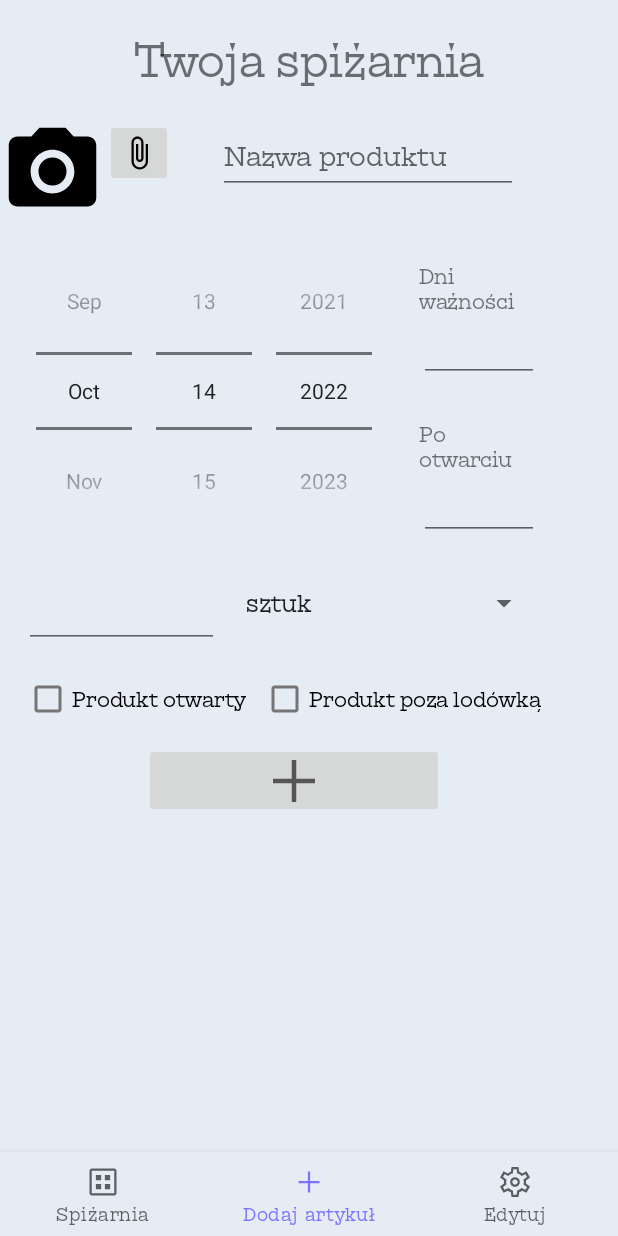
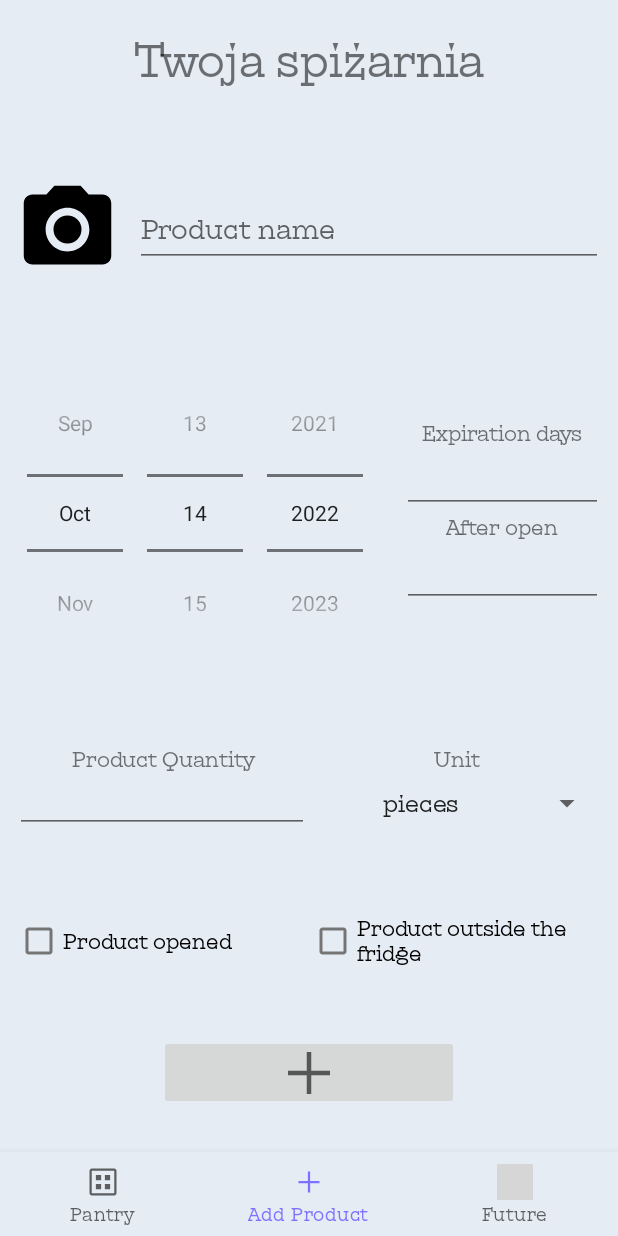
Before and after one commit to TiEmKej/virtual-pantry, an Android app: the screen it shows after launch (MainActivity), item 2 of the bottom bar chosen, on a phone screen of 412 x 824 dp. Run offline under Robolectric (Android 15) with nearby library versions, the phone set to English and light mode, and no system bars; 3 statements that could not run were skipped; grey boxes are pictures that could not be loaded.

Commit message:
UI Update + language support for Polish and English

```diff
--- a/virtual-pantry-app/app/src/main/res/layout/fragment_add.xml
+++ b/virtual-pantry-app/app/src/main/res/layout/fragment_add.xml
@@ -5,142 +5,211 @@
     android:layout_width="match_parent"
     android:layout_height="match_parent"
     tools:context=".fragments.FragmentAdd"
-    android:layout_marginLeft="30dp"
-    android:layout_marginTop="20dp"
+    >
 
-    >
+    <androidx.constraintlayout.widget.ConstraintLayout
+        android:id="@+id/layout1"
+        android:layout_width="match_parent"
+        android:layout_height="wrap_content"
+        app:layout_constraintTop_toTopOf="parent"
+        app:layout_constraintLeft_toLeftOf="parent"
+        app:layout_constraintRight_toRightOf="parent"
+        app:layout_constraintBottom_toTopOf="@id/layout2"
+        android:padding="10dp">
 
         <ImageView
             android:id="@+id/take_photo"
             android:layout_width="70dp"
             android:layout_height="70dp"
-        app:layout_constraintLeft_toLeftOf="parent"
+            tools:srcCompat="@drawable/product1"
             app:layout_constraintTop_toTopOf="parent"
-        tools:srcCompat="@drawable/product1"/>
+            app:layout_constraintLeft_toLeftOf="parent"/>
 
         <EditText
             android:id="@+id/product_name"
-            android:layout_width="200dp"
+            android:layout_width="0dp"
             android:layout_height="50dp"
+            android:layout_marginLeft="10dp"
             android:text=""
-            android:hint="Nazwa produktu"
-            android:layout_marginLeft="30dp"
-            app:layout_constraintLeft_toRightOf="@id/add_product_attach_photo_button"
-            app:layout_constraintTop_toTopOf="@id/take_photo"
-            />
+            android:ems="10"
+            android:hint="@string/fa_et_product_name_hint"
+            app:layout_constraintTop_toTopOf="parent"
+            app:layout_constraintLeft_toRightOf="@id/take_photo"
+            app:layout_constraintRight_toRightOf="parent"
+            app:layout_constraintBottom_toBottomOf="parent"/>
 
-        <TextView
-            android:id="@+id/fa_fourthy_text"
-            android:layout_width="80dp"
-            android:layout_height="40dp"
-            android:text="Dni ważności"
-            android:layout_marginTop="25dp"
-            android:layout_marginLeft="15dp"
-            app:layout_constraintLeft_toRightOf="@id/datePicker1"
-            app:layout_constraintTop_toBottomOf="@+id/take_photo"
-        />
+    </androidx.constraintlayout.widget.ConstraintLayout>
 
-        <EditText
-            android:id="@+id/add_product_end_date"
-            android:layout_width="80dp"
-            android:layout_height="40dp"
-            android:ems="10"
-            android:inputType="number"
-            android:layout_marginLeft="15dp"
-            app:layout_constraintLeft_toRightOf="@+id/datePicker1"
-            app:layout_constraintTop_toBottomOf="@+id/fa_fourthy_text"
-             />
-
-        <TextView
-            android:id="@+id/fa_fifethy_text"
-            android:layout_width="80dp"
-            android:layout_height="40dp"
-            android:text="Po otwarciu"
-            android:layout_marginTop="25dp"
-            android:layout_marginLeft="15dp"
-            app:layout_constraintLeft_toRightOf="@id/datePicker1"
-            app:layout_constraintTop_toBottomOf="@+id/add_product_end_date"
-            />
-
-        <EditText
-            android:id="@+id/add_product_open_end_date"
-            android:layout_width="80dp"
-            android:layout_height="40dp"
-            android:ems="10"
-            android:inputType="number"
-            android:layout_marginLeft="15dp"
-            app:layout_constraintLeft_toRightOf="@+id/datePicker1"
-            app:layout_constraintTop_toBottomOf="@+id/fa_fifethy_text"
-            />
+    <androidx.constraintlayout.widget.ConstraintLayout
+        android:id="@+id/layout2"
+        android:layout_width="match_parent"
+        android:layout_height="wrap_content"
+        app:layout_constraintTop_toBottomOf="@id/layout1"
+        app:layout_constraintLeft_toLeftOf="parent"
+        app:layout_constraintRight_toRightOf="parent"
+        app:layout_constraintBottom_toTopOf="@id/layout3"
+        android:padding="10dp">
 
         <DatePicker
             android:id="@+id/datePicker1"
             android:layout_width="wrap_content"
             android:layout_height="wrap_content"
-            android:layout_marginLeft="16dp"
-            android:layout_marginTop="5dp"
             android:calendarViewShown="false"
             android:datePickerMode="spinner"
+            app:layout_constraintTop_toTopOf="parent"
             app:layout_constraintLeft_toLeftOf="parent"
-            app:layout_constraintTop_toBottomOf="@+id/take_photo" />
+            app:layout_constraintBottom_toBottomOf="parent"/>
+
+        <androidx.constraintlayout.widget.ConstraintLayout
+            android:layout_width="0dp"
+            android:layout_height="match_parent"
+            android:layout_marginStart="10dp"
+            app:layout_constraintTop_toTopOf="parent"
+            app:layout_constraintLeft_toRightOf="@id/datePicker1"
+            app:layout_constraintRight_toRightOf="parent"
+            app:layout_constraintBottom_toBottomOf="parent">
+
+            <TextView
+                android:id="@+id/fa_fourthy_text"
+                android:layout_width="wrap_content"
+                android:layout_height="wrap_content"
+                android:text="@string/fa_tv_expiration_days"
+                app:layout_constraintTop_toTopOf="parent"
+                app:layout_constraintRight_toRightOf="parent"
+                app:layout_constraintLeft_toLeftOf="parent"
+                app:layout_constraintBottom_toTopOf="@id/add_product_end_date"/>
+
+            <EditText
+                android:id="@+id/add_product_end_date"
+                android:layout_width="0dp"
+                android:layout_height="wrap_content"
+                android:ems="10"
+                android:inputType="number"
+                app:layout_constraintTop_toBottomOf="@id/fa_fourthy_text"
+                app:layout_constraintRight_toRightOf="parent"
+                app:layout_constraintLeft_toLeftOf="parent"
+                app:layout_constraintBottom_toTopOf="@id/fa_fifethy_text"/>
+
+            <TextView
+                android:id="@+id/fa_fifethy_text"
+                android:layout_width="wrap_content"
+                android:layout_height="wrap_content"
+                android:text="@string/fa_tv_after_open"
+                app:layout_constraintTop_toBottomOf="@id/add_product_end_date"
+                app:layout_constraintLeft_toLeftOf="parent"
+                app:layout_constraintRight_toRightOf="parent"
+                app:layout_constraintBottom_toTopOf="@+id/add_product_open_end_date"/>
+
+            <EditText
+                android:id="@+id/add_product_open_end_date"
+                android:layout_width="0dp"
+                android:layout_height="wrap_content"
+                android:ems="10"
+                android:inputType="number"
+                app:layout_constraintTop_toBottomOf="@id/fa_fifethy_text"
+                app:layout_constraintLeft_toLeftOf="parent"
+                app:layout_constraintRight_toRightOf="parent"
+                app:layout_constraintBottom_toBottomOf="parent"/>
+
+        </androidx.constraintlayout.widget.ConstraintLayout>
+
+    </androidx.constraintlayout.widget.ConstraintLayout>
+
+    <androidx.constraintlayout.widget.ConstraintLayout
+        android:id="@+id/layout3"
+        android:layout_width="match_parent"
+        android:layout_height="wrap_content"
+        app:layout_constraintTop_toBottomOf="@id/layout2"
+        app:layout_constraintLeft_toLeftOf="parent"
+        app:layout_constraintRight_toRightOf="parent"
+        app:layout_constraintBottom_toTopOf="@id/layout4"
+        android:padding="10dp">
+
+        <TextView
+            android:id="@+id/add_product_quanity_text"
+            android:layout_width="0dp"
+            android:layout_height="wrap_content"
+            android:text="@string/fa_tv_product_quantity"
+            android:textAlignment="center"
+            app:layout_constraintTop_toTopOf="parent"
+            app:layout_constraintLeft_toLeftOf="parent"
+            app:layout_constraintRight_toLeftOf="@id/unit_spinner_text"
+            app:layout_constraintBottom_toTopOf="@id/add_product_quanity"/>
 
         <EditText
             android:id="@+id/add_product_quanity"
-        android:layout_width="130dp"
-        android:layout_height="60dp"
-        android:layout_marginTop="5dp"
+            android:layout_width="0dp"
+            android:layout_height="40dp"
             android:ems="10"
             android:inputType="numberDecimal|numberSigned"
-        app:layout_constraintLeft_toLeftOf="@+id/datePicker1"
-        app:layout_constraintTop_toBottomOf="@+id/datePicker1" />
+            app:layout_constraintTop_toBottomOf="@id/add_product_quanity_text"
+            app:layout_constraintLeft_toLeftOf="parent"
+            app:layout_constraintRight_toLeftOf="@id/unit_spinner"
+            app:layout_constraintBottom_toBottomOf="parent"/>
+
+        <TextView
+            android:id="@+id/unit_spinner_text"
+            android:layout_width="0dp"
+            android:layout_height="wrap_content"
+            android:text="@string/fa_tv_unit"
+            android:textAlignment="center"
+            app:layout_constraintTop_toTopOf="parent"
+            app:layout_constraintLeft_toRightOf="@id/add_product_quanity_text"
+            app:layout_constraintRight_toRightOf="parent"
+            app:layout_constraintBottom_toTopOf="@id/unit_spinner"/>
 
         <Spinner
             android:id="@+id/unit_spinner"
-        android:layout_width="204dp"
-        android:layout_height="60dp"
-        android:layout_marginLeft="10dp"
+            android:layout_width="0dp"
+            android:layout_height="40dp"
+            android:textAlignment="center"
+            app:layout_constraintTop_toBottomOf="@id/unit_spinner_text"
+            app:layout_constraintLeft_toRightOf="@id/add_product_quanity"
+            app:layout_constraintRight_toRightOf="parent"
+            app:layout_constraintBottom_toBottomOf="parent"/>
 
-        app:layout_constraintLeft_toRightOf="@+id/add_product_quanity"
-        app:layout_constraintTop_toTopOf="@+id/add_product_quanity" />
+    </androidx.constraintlayout.widget.ConstraintLayout>
+
+    <androidx.constraintlayout.widget.ConstraintLayout
+        android:id="@+id/layout4"
+        android:layout_width="match_parent"
+        android:layout_height="wrap_content"
+        app:layout_constraintTop_toBottomOf="@id/layout3"
+        app:layout_constraintLeft_toLeftOf="parent"
+        app:layout_constraintRight_toRightOf="parent"
+        app:layout_constraintBottom_toTopOf="@id/add_product_add_button"
+        android:padding="10dp">
 
         <CheckBox
             android:id="@+id/add_product_is_open"
-           android:layout_width="wrap_content"
+            android:layout_width="0dp"
             android:layout_height="wrap_content"
-           android:layout_marginTop="10dp"
-           android:layout_marginBottom="13dp"
-           android:text="Produkt otwarty"
-           app:layout_constraintTop_toBottomOf="@+id/add_product_quanity"
-           app:layout_constraintLeft_toLeftOf="@+id/datePicker1"
-            />
+            android:text="@string/fa_tv_is_open"
+            app:layout_constraintTop_toTopOf="parent"
+            app:layout_constraintLeft_toLeftOf="parent"
+            app:layout_constraintRight_toLeftOf="@id/add_product_is_outside_fridge"
+            app:layout_constraintBottom_toBottomOf="parent"/>
+
         <CheckBox
             android:id="@+id/add_product_is_outside_fridge"
-        android:layout_width="wrap_content"
+            android:layout_width="0dp"
             android:layout_height="wrap_content"
-        android:layout_marginTop="10dp"
-        android:layout_marginLeft="10dp"
-        android:text="Produkt poza lodówką"
-        app:layout_constraintTop_toBottomOf="@+id/add_product_quanity"
-        app:layout_constraintLeft_toRightOf="@+id/add_product_is_open"
-        />
+            android:text="@string/fa_tv_out_fridge"
+            app:layout_constraintTop_toTopOf="parent"
+            app:layout_constraintLeft_toRightOf="@id/add_product_is_open"
+            app:layout_constraintRight_toRightOf="parent"
+            app:layout_constraintBottom_toBottomOf="parent"/>
+
+    </androidx.constraintlayout.widget.ConstraintLayout>
 
     <ImageButton
         android:id="@+id/add_product_add_button"
         android:layout_width="200dp"
         android:layout_height="50dp"
-            android:layout_marginLeft="80dp"
-            android:layout_marginTop="5dp"
         android:src="@drawable/add_48px"
-            app:layout_constraintTop_toBottomOf="@+id/add_product_is_outside_fridge"
-            app:layout_constraintLeft_toLeftOf="@+id/add_product_is_open"
-      />
-
-    <ImageButton
-        android:id="@+id/add_product_attach_photo_button"
-        android:layout_width="45dp"
-        android:layout_height="45dp"
-        android:src="@drawable/ic_baseline_attach_file_24"
-        app:layout_constraintTop_toTopOf="@+id/take_photo"
-        app:layout_constraintLeft_toRightOf="@+id/take_photo" />
+        app:layout_constraintTop_toBottomOf="@+id/layout4"
+        app:layout_constraintLeft_toLeftOf="parent"
+        app:layout_constraintRight_toRightOf="parent"
+        app:layout_constraintBottom_toBottomOf="parent"/>
 
 </androidx.constraintlayout.widget.ConstraintLayout>
--- a/virtual-pantry-app/app/src/main/res/menu/bottom_nav_menu.xml
+++ b/virtual-pantry-app/app/src/main/res/menu/bottom_nav_menu.xml
@@ -2,17 +2,17 @@
 <menu xmlns:android="http://schemas.android.com/apk/res/android">
     <item
         android:id="@+id/pantryMenu"
-        android:title="Spiżarnia"
+        android:title="@string/bnm_pantry"
         android:icon="@drawable/dataset_48px"
         />
     <item
         android:id="@+id/addMenu"
-        android:title="Dodaj artykuł"
+        android:title="@string/bnm_add"
         android:icon="@drawable/add_48px"
         />
     <item
         android:id="@+id/editMenu"
-        android:title="Edytuj"
-        android:icon="@drawable/settings_48px"
+        android:title="@string/bnm_future"
+        android:icon="@drawable/temp_preferences_custom_48px"
         />
 </menu>
--- a/virtual-pantry-app/app/src/main/res/values/strings.xml
+++ b/virtual-pantry-app/app/src/main/res/values/strings.xml
@@ -1,14 +1,23 @@
 <resources>
     <string name="app_name">Virtual Pantry</string>
-    <!-- TODO: Remove or change this placeholder text -->
-    <string name="hello_blank_fragment">Hello blank fragment</string>
-    <!-- TODO: Remove or change this placeholder text -->
+    <string name="appTitle">Your pantry</string>
+    <string name="fa_et_product_name_hint">Product name</string>
+    <string name="fa_tv_expiration_days">Expiration days</string>
+    <string name="fa_tv_after_open">After open</string>
+    <string name="fa_tv_product_quantity">Product Quantity</string>
+    <string name="fa_tv_unit">Unit</string>
+    <string name="fa_tv_is_open">Product opened</string>
+    <string name="fa_tv_out_fridge">Product outside the fridge</string>
+    <string name="bnm_pantry">Pantry</string>
+    <string name="bnm_add">Add Product</string>
+    <string name="bnm_future">Future</string>
+    <string name="fe_tv_future">Future of the App</string>
 
     <string-array name="product_unit">
-        <item>sztuk</item>
+        <item>pieces</item>
         <item>kg</item>
         <item>gram</item>
-        <item>litrów</item>
-        <item>mililitrów</item>
+        <item>liter</item>
+        <item>milliliter</item>
     </string-array>
 </resources>
```
Lines whose indentation alone changed are shown as unchanged.
